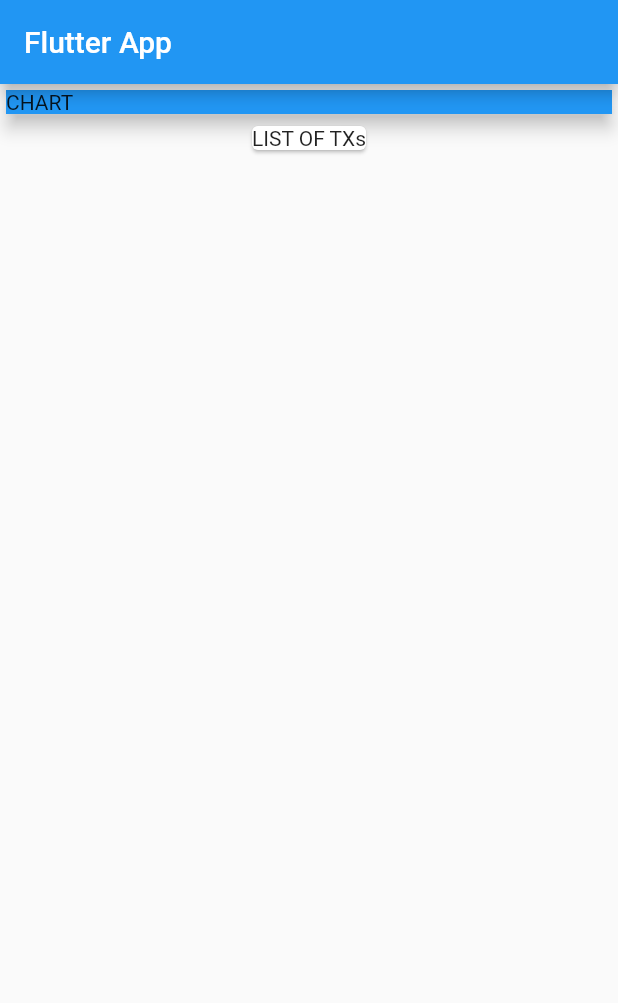
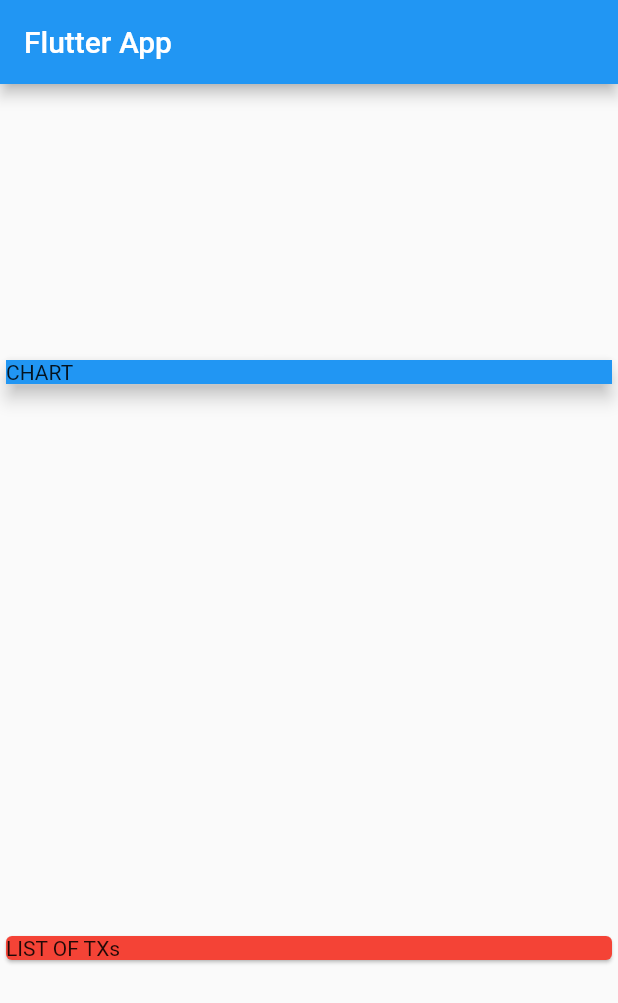
Before and after one commit to KishoreKoushik/ExpensePlanner, a Flutter app: the screen it shows after launch, on a phone screen of 412 x 824 dp. Shown: the top 1003 px of the screen. Run offline on Flutter 3.47's test engine with Material 2 defaults, Android fonts, the phone set to English and light mode, and no system bars.

Commit message:
Added axisallignment to column

```diff
--- a/lib/main.dart
+++ b/lib/main.dart
@@ -20,10 +20,13 @@ class MyHomePage extends StatelessWidget {
           title: Text('Flutter App'),
         ),
         body: Column(
+          mainAxisAlignment: MainAxisAlignment.spaceAround,
+          crossAxisAlignment: CrossAxisAlignment.stretch,
           children: <Widget>[
             Container(
               width: double.infinity,
               child: Card(
+
                 child: Container(
                   color: Colors.blue,
                   child: Text('CHART'),
@@ -32,6 +35,7 @@ class MyHomePage extends StatelessWidget {
               ),
             ),
             Card(
+              color: Colors.red,
               child: Text('LIST OF TXs'),
             )
           ],
--- /dev/null
+++ b/lib/transaction.dart
@@ -0,0 +1,3 @@
+class Transactiont {
+
+}
```
